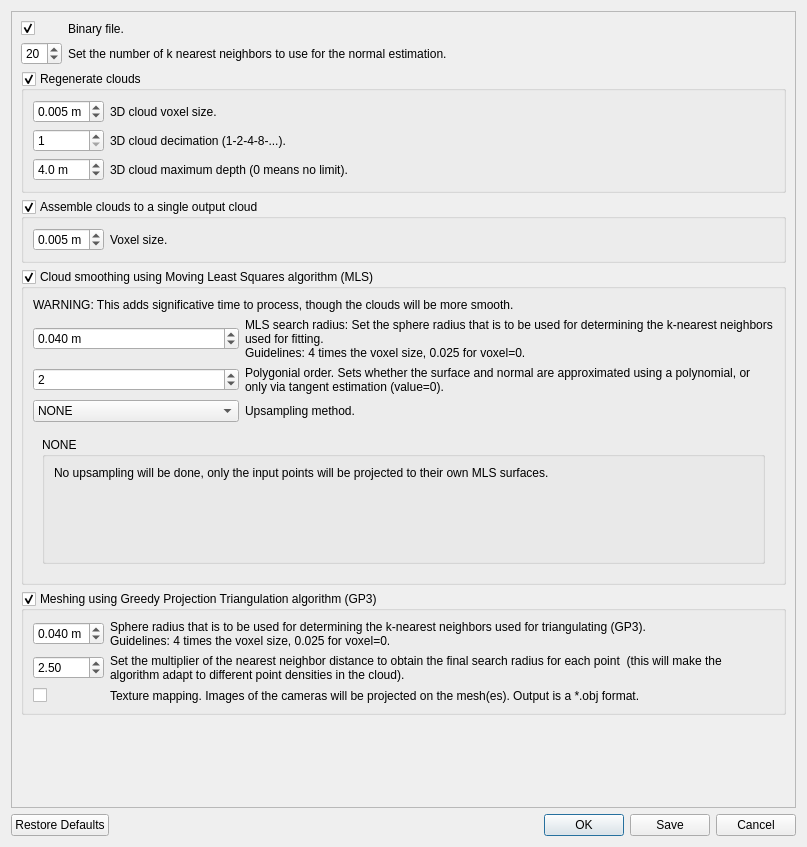
Qt form guilib/src/ui/exportCloudsDialog.ui (introlab/rtabmap) before a commit.
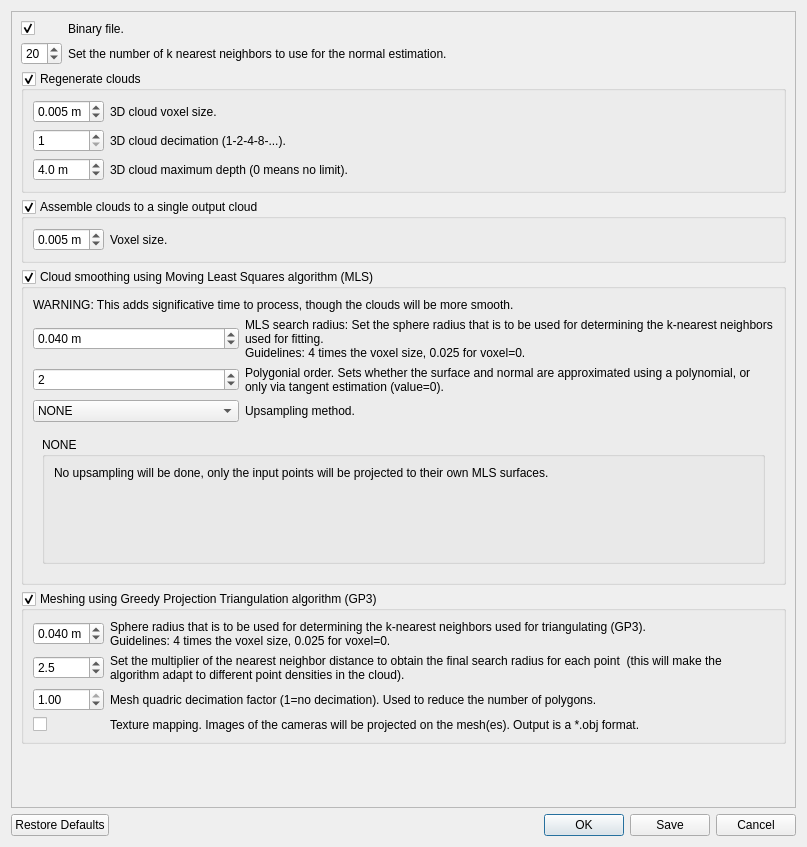
The same form after that commit.

Commit message: GUI export: added mesh quadric decimation factor option

What changed in the file:
```diff
--- a/guilib/src/ui/exportCloudsDialog.ui
+++ b/guilib/src/ui/exportCloudsDialog.ui
@@ -23,9 +23,9 @@
       <property name="geometry">
        <rect>
         <x>0</x>
-        <y>0</y>
+        <y>-178</y>
         <width>766</width>
-        <height>915</height>
+        <height>949</height>
        </rect>
       </property>
       <layout class="QVBoxLayout" name="verticalLayout_13">
@@ -646,9 +646,6 @@
           </item>
           <item row="2" column="0">
            <widget class="QDoubleSpinBox" name="doubleSpinBox_gp3Mu">
-            <property name="suffix">
-             <string>0</string>
-            </property>
             <property name="decimals">
              <number>1</number>
             </property>
@@ -666,14 +663,14 @@
             </property>
            </widget>
           </item>
-          <item row="3" column="0">
+          <item row="4" column="0">
            <widget class="QCheckBox" name="checkBox_textureMapping">
             <property name="text">
              <string/>
             </property>
            </widget>
           </item>
-          <item row="3" column="1">
+          <item row="4" column="1">
            <widget class="QLabel" name="label_textureMapping">
             <property name="text">
              <string>Texture mapping. Images of the cameras will be projected on the mesh(es). Output is a *.obj format.</string>
@@ -683,6 +680,35 @@
             </property>
            </widget>
           </item>
+          <item row="3" column="1">
+           <widget class="QLabel" name="label_170">
+            <property name="text">
+             <string>Mesh quadric decimation factor (1=no decimation). Used to reduce the number of polygons.</string>
+            </property>
+            <property name="wordWrap">
+             <bool>true</bool>
+            </property>
+           </widget>
+          </item>
+          <item row="3" column="0">
+           <widget class="QDoubleSpinBox" name="doubleSpinBox_meshDecimationFactor">
+            <property name="decimals">
+             <number>2</number>
+            </property>
+            <property name="minimum">
+             <double>0.010000000000000</double>
+            </property>
+            <property name="maximum">
+             <double>1.000000000000000</double>
+            </property>
+            <property name="singleStep">
+             <double>0.100000000000000</double>
+            </property>
+            <property name="value">
+             <double>1.000000000000000</double>
+            </property>
+           </widget>
+          </item>
          </layout>
         </widget>
        </item>
```
Left out of the diff: 20 changed lines with no effect on the pictures. The commit also changes 7 other files.
